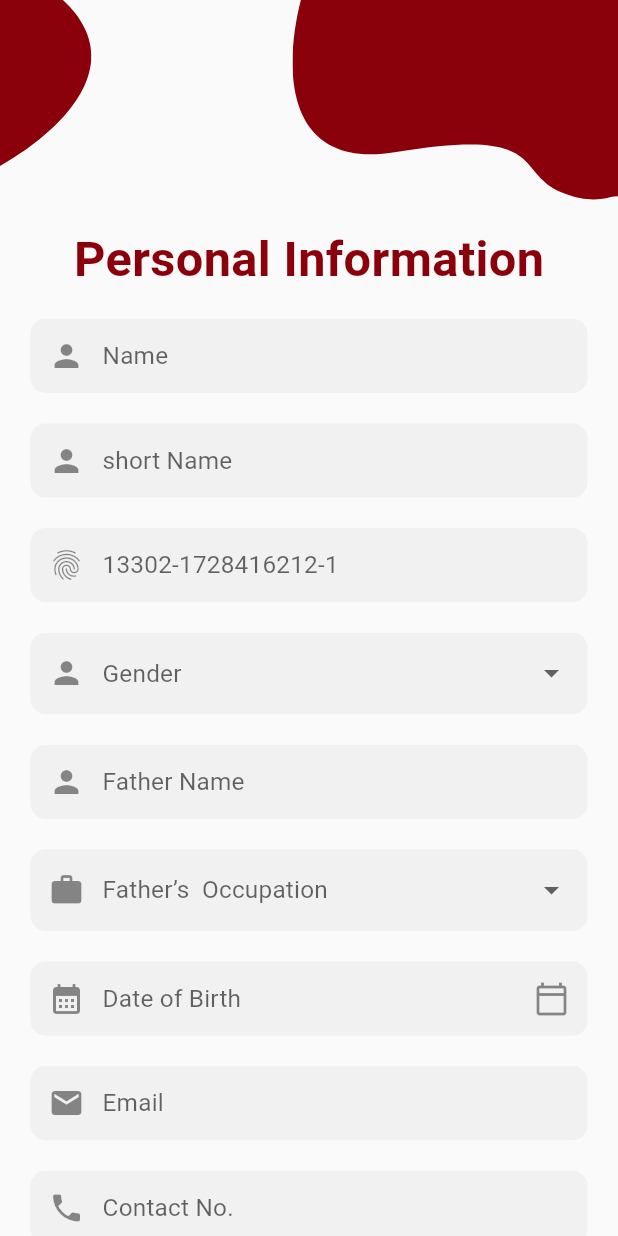
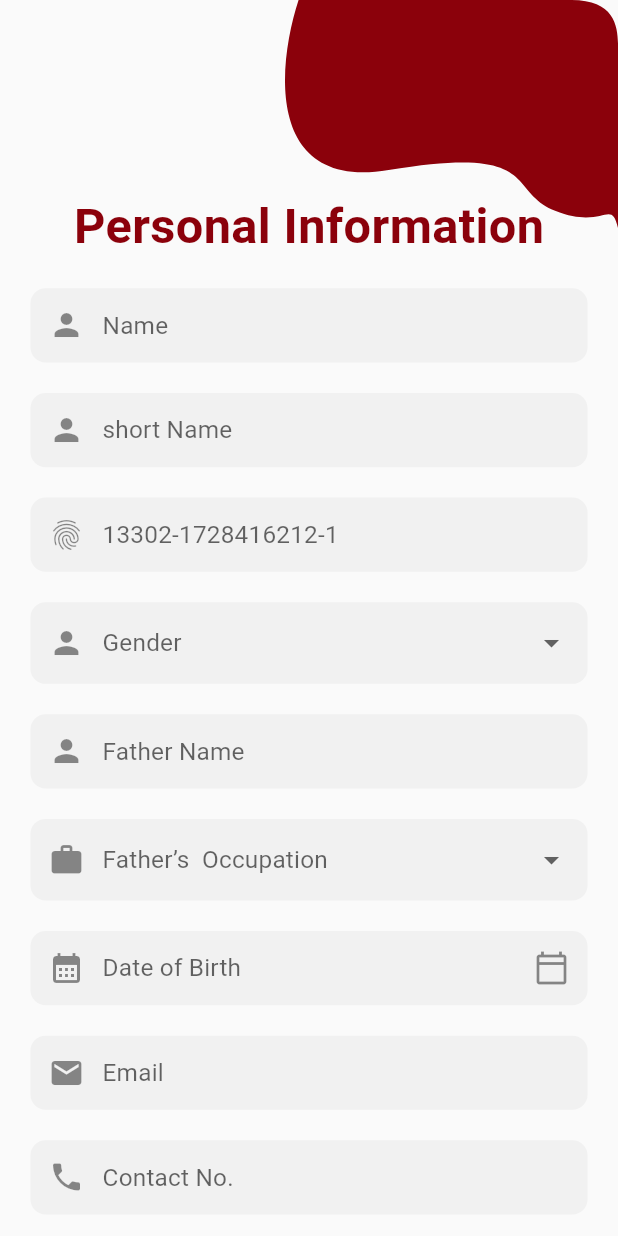
Before and after one commit to sherryqaisrani/student_management_system, a Flutter app: the screen it shows after launch, on a phone screen of 412 x 824 dp. Run offline on Flutter 3.47's test engine with Material 2 defaults, Android fonts, the phone set to English and light mode, and no system bars; our stand-ins replace flutter_screenutil, flutter_svg.

Commit message:
Personal screen scroll view updated and header logo updated

```diff
--- a/lib/screens/personal.dart
+++ b/lib/screens/personal.dart
@@ -26,16 +26,32 @@ class _PersonalInfoState extends State<PersonalInfo> {
   @override
   Widget build(BuildContext context) {
     return Scaffold(
-      body: SingleChildScrollView(
-        child: Column(
+      body: Stack(
         children: [
-            topLogos(),
-            Padding(
+          SizedBox(
+            height: 152.h,
+            width: double.infinity,
+            child: Stack(
+              children: [
+                Positioned(
+                  top: 0,
+                  right: 0,
+                  child: SvgPicture.asset(
+                    'assets/svg/header.svg',
+                  ),
+                ),
+              ],
+            ),
+          ),
+          SafeArea(
+            child: SingleChildScrollView(
+              child: Padding(
                 padding: EdgeInsets.symmetric(
                   horizontal: 20.h,
                 ),
                 child: Column(
                   children: [
+                    SizedBox(height: 130.h),
                     Text(
                       'Personal Information',
                       style: TextStyle(
@@ -44,9 +60,7 @@ class _PersonalInfoState extends State<PersonalInfo> {
                         color: ThemeColor.loginCode,
                       ),
                     ),
-                  SizedBox(
-                    height: 20.h,
-                  ),
+                    SizedBox(height: 22.h),
                     TextFormField(
                       textInputAction: TextInputAction.next,
                       keyboardType: TextInputType.text,
@@ -298,8 +312,9 @@ class _PersonalInfoState extends State<PersonalInfo> {
                   ],
                 ),
               ),
+            ),
+          ),
         ],
-        ),
       ),
     );
   }
@@ -351,29 +366,5 @@ class _PersonalInfoState extends State<PersonalInfo> {
       suffixIcon: sufficIon,
     );
   }
-
+}
 //Logos on the top left and right
-  SizedBox topLogos() {
-    return SizedBox(
-      height: 152.h,
-      child: Stack(
-        children: [
-          Positioned(
-            top: 0,
-            left: 0,
-            child: SvgPicture.asset(
-              'assets/svg/left_header.svg',
-            ),
-          ),
-          Positioned(
-            top: 0,
-            right: 0,
-            child: SvgPicture.asset(
-              'assets/svg/header.svg',
-            ),
-          ),
-        ],
-      ),
-    );
-  }
-}
```
Also changed, not shown: assets/svg/header.svg. Lines whose indentation alone changed are shown as unchanged.
